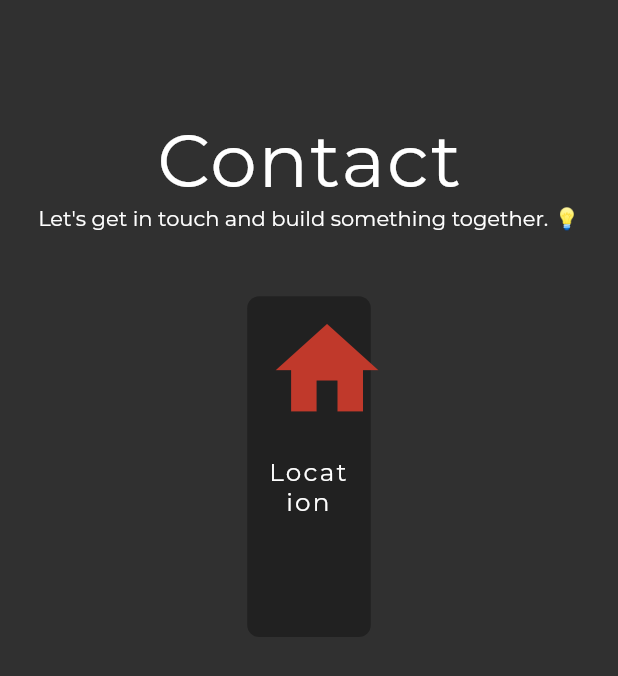
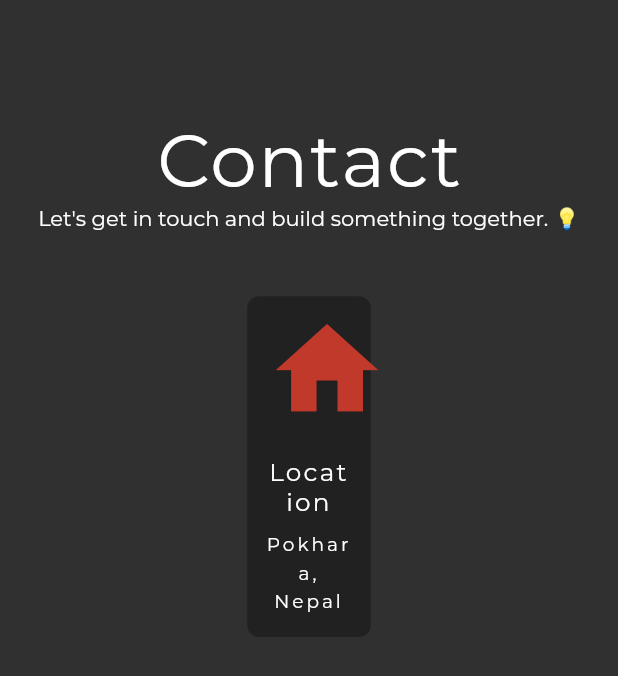
Before and after one commit to roshandroids/roshanfolio, a Flutter app: the ContactDesktop widget shown alone on an empty page, opened directly, on a phone screen of 412 x 824 dp. Shown: the top 676 px of the screen. Run offline on Flutter 3.47's test engine with Material 2 defaults, Android fonts, the light colour scheme and no system bars; drawn by our look-alikes of carousel_slider; our stand-ins replace animated_text_kit, google_fonts, responsive_builder, scrollable_positioned_list; missing offline and left inert: universal_html; network calls fail.

Commit message:
hiver issue fixed in contact

```diff
--- a/lib/sections/contact/contactDesktop.dart
+++ b/lib/sections/contact/contactDesktop.dart
@@ -34,6 +34,7 @@ class ContactDesktop extends StatelessWidget {
                 Padding(
               padding: const EdgeInsets.symmetric(vertical: 10.0),
               child: ProjectCard(
+                isContact: true,
                 cardWidth: width > 1200 ? width * 0.25 : width * 0.2,
                 projectIconData: kContactIcons[i],
                 projectTitle: kContactTitles[i],
--- a/lib/sections/contact/contactMobile.dart
+++ b/lib/sections/contact/contactMobile.dart
@@ -31,6 +31,7 @@ class ContactMobileTab extends StatelessWidget {
                 Padding(
               padding: const EdgeInsets.symmetric(vertical: 10.0),
               child: ProjectCard(
+                isContact: true,
                 cardWidth: width > 480 ? width * 0.5 : width * 0.8,
                 projectIconData: kContactIcons[i],
                 projectTitle: kContactTitles[i],
--- a/lib/widget/projectCard.dart
+++ b/lib/widget/projectCard.dart
@@ -13,6 +13,7 @@ class ProjectCard extends StatefulWidget {
   final double? cardHeight;
   final String? backImage;
   final Widget? bottomWidget;
+  final bool isContact;
 
   const ProjectCard({
     Key? key,
@@ -25,6 +26,7 @@ class ProjectCard extends StatefulWidget {
     this.projectIconData,
     this.cardWidth,
     this.cardHeight,
+    this.isContact = false,
   }) : super(key: key);
   @override
   _ProjectCardState createState() => _ProjectCardState();
@@ -107,7 +109,11 @@ class _ProjectCardState extends State<ProjectCard> {
                     style: GoogleFonts.montserrat(
                         fontSize: height * 0.015,
                         letterSpacing: 2.0,
-                        color: isHover ? Colors.white : Colors.transparent,
+                        color: widget.isContact
+                            ? Colors.white
+                            : isHover
+                                ? Colors.white
+                                : Colors.transparent,
                         fontWeight: FontWeight.w100,
                         height: width >= 600 ? 2.0 : 1.5),
                   ),
```
Also changed, not shown: 1 other file.
